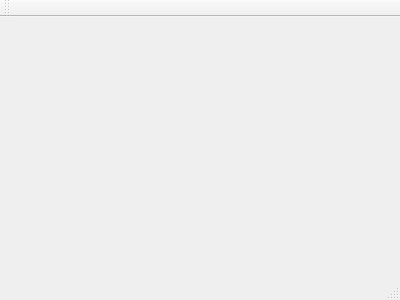
Qt form src/app/mainwindow.ui (f0ghua/qTxtBooker) before a commit.
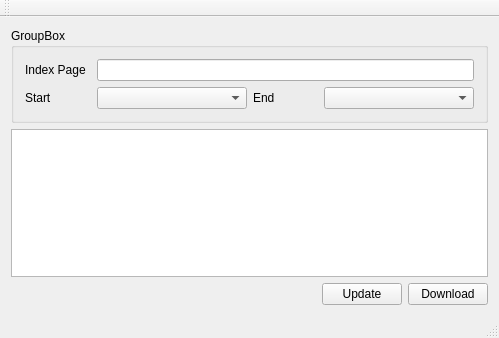
The same form after that commit.

```diff
--- a/src/app/mainwindow.ui
+++ b/src/app/mainwindow.ui
@@ -1,24 +1,125 @@
 <ui version="4.0">
  <class>MainWindow</class>
- <widget class="QMainWindow" name="MainWindow" >
-  <property name="geometry" >
+ <widget class="QMainWindow" name="MainWindow">
+  <property name="geometry">
    <rect>
     <x>0</x>
     <y>0</y>
-    <width>400</width>
-    <height>300</height>
+    <width>499</width>
+    <height>338</height>
    </rect>
   </property>
   <property name="windowTitle" >
    <string>MainWindow</string>
   </property>
-  <widget class="QMenuBar" name="menuBar" />
-  <widget class="QToolBar" name="mainToolBar" />
-  <widget class="QWidget" name="centralWidget" />
-  <widget class="QStatusBar" name="statusBar" />
+  <widget class="QWidget" name="centralWidget">
+   <layout class="QGridLayout" name="gridLayout_2">
+    <item row="1" column="0" colspan="3">
+     <widget class="QPlainTextEdit" name="plainTextEdit"/>
+    </item>
+    <item row="2" column="0">
+     <spacer name="horizontalSpacer">
+      <property name="orientation">
+       <enum>Qt::Horizontal</enum>
+      </property>
+      <property name="sizeHint" stdset="0">
+       <size>
+        <width>251</width>
+        <height>20</height>
+       </size>
+      </property>
+     </spacer>
+    </item>
+    <item row="2" column="1">
+     <widget class="QPushButton" name="pbReqPages">
+      <property name="text">
+       <string>Update</string>
+      </property>
+     </widget>
+    </item>
+    <item row="2" column="2">
+     <widget class="QPushButton" name="pbPullPages">
+      <property name="text">
+       <string>Download</string>
+      </property>
+     </widget>
+    </item>
+    <item row="0" column="0" colspan="3">
+     <widget class="QGroupBox" name="groupBox">
+      <property name="title">
+       <string>GroupBox</string>
+      </property>
+      <layout class="QGridLayout" name="gridLayout">
+       <item row="0" column="0">
+        <widget class="QLabel" name="label">
+         <property name="text">
+          <string>Index Page</string>
+         </property>
+        </widget>
+       </item>
+       <item row="0" column="1" colspan="3">
+        <widget class="QLineEdit" name="leIndexAddr"/>
+       </item>
+       <item row="1" column="0">
+        <widget class="QLabel" name="label_2">
+         <property name="text">
+          <string>Start</string>
+         </property>
+        </widget>
+       </item>
+       <item row="1" column="1">
+        <widget class="QComboBox" name="cbPageStart">
+         <property name="minimumSize">
+          <size>
+           <width>150</width>
+           <height>0</height>
+          </size>
+         </property>
+        </widget>
+       </item>
+       <item row="1" column="2">
+        <widget class="QLabel" name="label_3">
+         <property name="text">
+          <string>End</string>
+         </property>
+        </widget>
+       </item>
+       <item row="1" column="3">
+        <widget class="QComboBox" name="cbPageEnd">
+         <property name="minimumSize">
+          <size>
+           <width>150</width>
+           <height>0</height>
+          </size>
+         </property>
+        </widget>
+       </item>
+      </layout>
+     </widget>
+    </item>
+   </layout>
+  </widget>
+  <widget class="QMenuBar" name="menuBar">
+   <property name="geometry">
+    <rect>
+     <x>0</x>
+     <y>0</y>
+     <width>499</width>
+     <height>17</height>
+    </rect>
+   </property>
+  </widget>
+  <widget class="QToolBar" name="mainToolBar">
+   <attribute name="toolBarArea">
+    <enum>TopToolBarArea</enum>
+   </attribute>
+   <attribute name="toolBarBreak">
+    <bool>false</bool>
+   </attribute>
+  </widget>
+  <widget class="QStatusBar" name="statusBar"/>
  </widget>
- <layoutDefault spacing="6" margin="11" />
- <pixmapfunction></pixmapfunction>
+ <layoutdefault spacing="6" margin="11"/>
  <resources/>
  <connections/>
 </ui>
```
Left out of the diff: 3 changed lines with no effect on the pictures.
